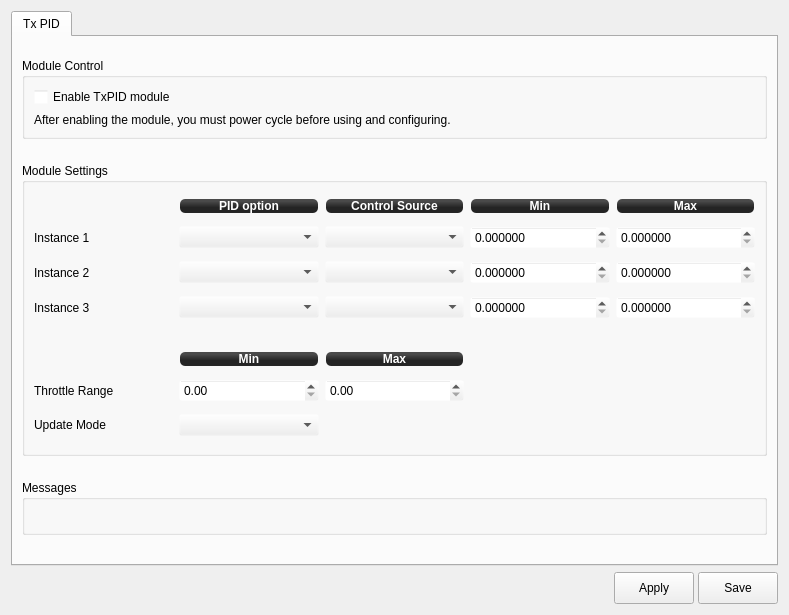
The window that ground/openpilotgcs/src/plugins/config/txpid.ui (openpilot/OpenPilot) describes before a commit, drawn with Qt 5.
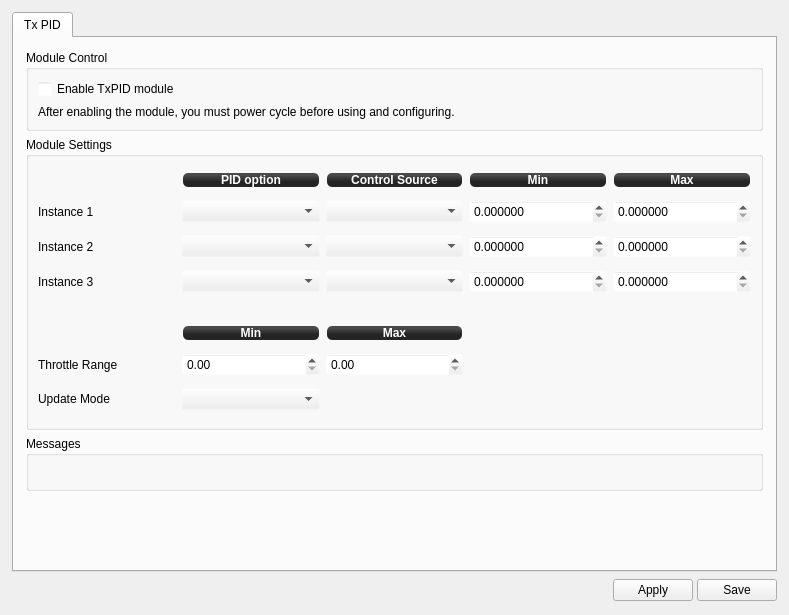
The same window after the commit. Icons and pictures are not drawn.

Patch:
```diff
--- a/ground/openpilotgcs/src/plugins/config/txpid.ui
+++ b/ground/openpilotgcs/src/plugins/config/txpid.ui
@@ -15,7 +15,10 @@
   </property>
   <layout class="QVBoxLayout" name="verticalLayout">
    <property name="spacing">
-    <number>-1</number>
+    <number>6</number>
+   </property>
+   <property name="margin">
+    <number>12</number>
    </property>
    <item>
     <widget class="QTabWidget" name="tabWidget">
@@ -28,18 +31,9 @@
       </attribute>
       <layout class="QVBoxLayout" name="verticalLayout_4">
        <property name="spacing">
-        <number>-1</number>
+        <number>6</number>
        </property>
-       <property name="leftMargin">
-        <number>0</number>
-       </property>
-       <property name="topMargin">
-        <number>12</number>
-       </property>
-       <property name="rightMargin">
-        <number>0</number>
-       </property>
-       <property name="bottomMargin">
+       <property name="margin">
         <number>0</number>
        </property>
        <item>
@@ -120,12 +114,15 @@
             <x>0</x>
             <y>0</y>
             <width>759</width>
-            <height>503</height>
+            <height>532</height>
            </rect>
           </property>
           <layout class="QVBoxLayout" name="verticalLayout_2">
            <property name="spacing">
-            <number>24</number>
+            <number>6</number>
+           </property>
+           <property name="margin">
+            <number>12</number>
            </property>
            <item>
             <widget class="QGroupBox" name="groupBox_2">
@@ -785,8 +782,8 @@
       <widget class="QPushButton" name="Apply">
        <property name="minimumSize">
         <size>
-         <width>78</width>
-         <height>32</height>
+         <width>0</width>
+         <height>0</height>
         </size>
        </property>
        <property name="toolTip">
@@ -804,8 +801,8 @@
       <widget class="QPushButton" name="Save">
        <property name="minimumSize">
         <size>
-         <width>71</width>
-         <height>32</height>
+         <width>0</width>
+         <height>0</height>
         </size>
        </property>
        <property name="toolTip">
```
